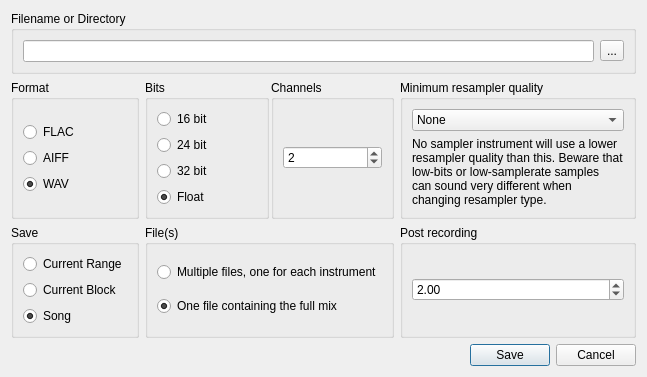
First picture: the form in Qt/qt4_soundfilesaver_widget.ui, repository kmatheussen/radium, before the edit.
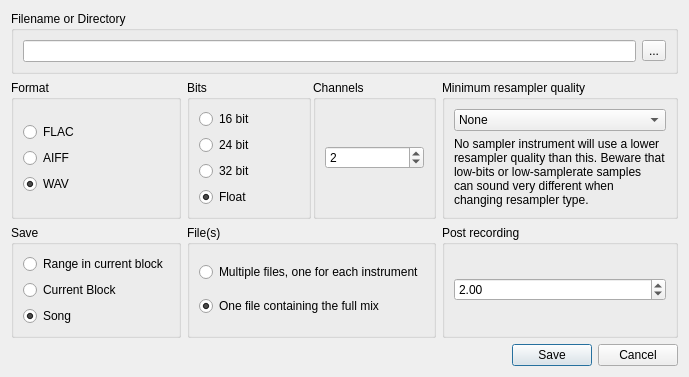
Second picture: the form after the edit.

Commit message: Soundfile saver: "Range" -> "Range in current block"

```diff
--- a/Qt/qt4_soundfilesaver_widget.ui
+++ b/Qt/qt4_soundfilesaver_widget.ui
@@ -6,7 +6,7 @@
    <rect>
     <x>0</x>
     <y>0</y>
-    <width>744</width>
+    <width>795</width>
     <height>385</height>
    </rect>
   </property>
@@ -149,7 +149,7 @@
           <item>
            <widget class="QRadioButton" name="save_range_button">
             <property name="text">
-             <string>Current Range</string>
+             <string>Range in current block</string>
             </property>
            </widget>
           </item>
```
The commit also changes 1 other file.
